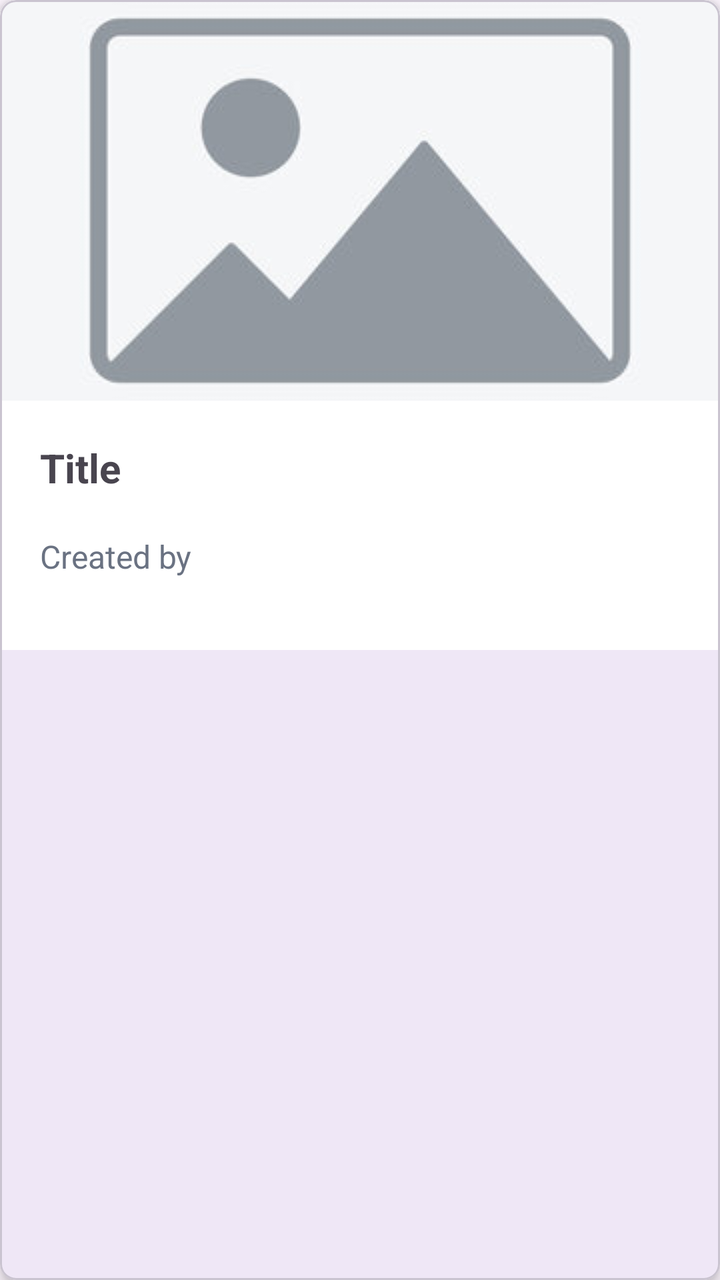
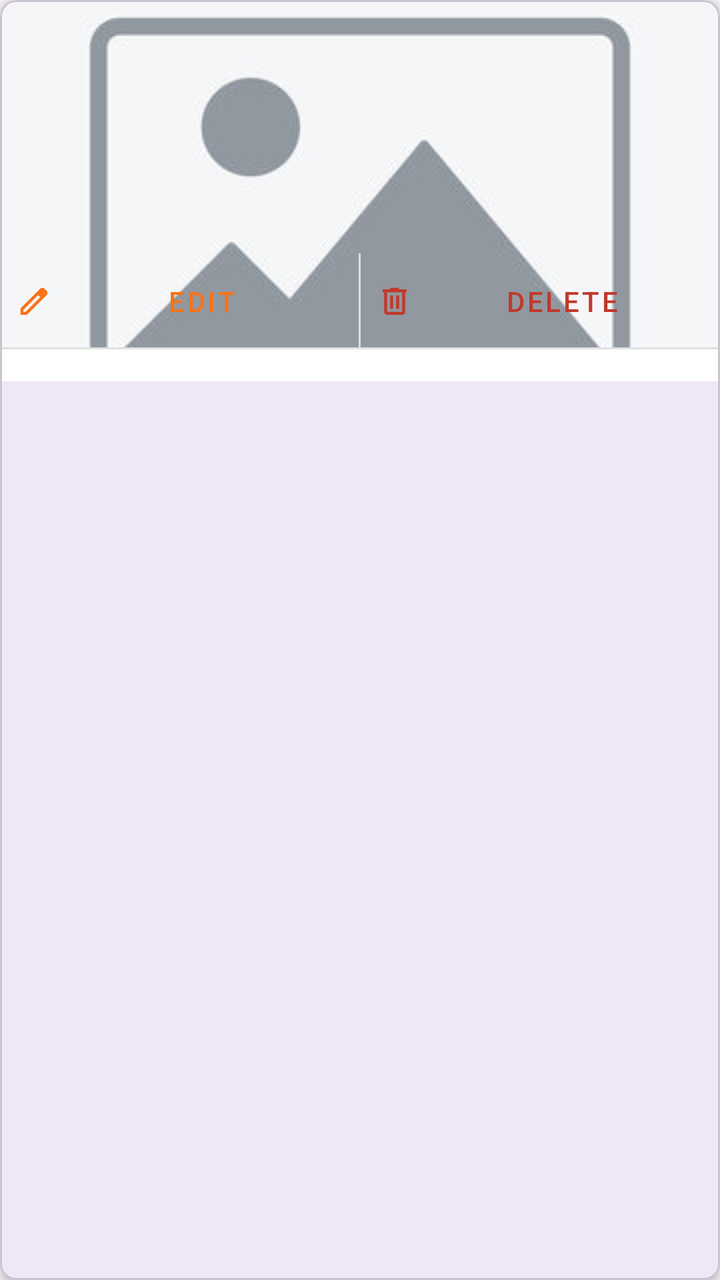

An Android layout rendered at two revisions. The XML below is the earlier revision; the diff shows what the commit changed to produce the second picture.
<!-- AndroidManifest.xml: application theme Theme.Plateful -->
<!-- res/layout/recipe_row_layout.xml -->
<?xml version="1.0" encoding="utf-8"?>
<com.google.android.material.card.MaterialCardView xmlns:android="http://schemas.android.com/apk/res/android"
    xmlns:app="http://schemas.android.com/apk/res-auto"
    android:layout_width="match_parent"
    android:layout_height="wrap_content"
    android:layout_margin="8dp"
    app:cardCornerRadius="8dp"
    app:cardElevation="4dp">

    <androidx.constraintlayout.widget.ConstraintLayout
        android:layout_width="match_parent"
        android:layout_height="wrap_content"
        android:background="@color/white"
        android:paddingBottom="16dp">

        <com.google.android.material.imageview.ShapeableImageView
            android:id="@+id/recipe_image_view"
            android:layout_width="0dp"
            android:layout_height="200dp"
            android:layout_marginBottom="4dp"
            android:contentDescription="@string/title"
            android:scaleType="centerCrop"
            app:layout_constraintBottom_toBottomOf="parent"
            app:layout_constraintEnd_toEndOf="parent"
            app:layout_constraintHorizontal_bias="0.0"
            app:layout_constraintStart_toStartOf="parent"
            app:layout_constraintTop_toTopOf="parent"
            app:layout_constraintVertical_bias="0.003"
            app:srcCompat="@drawable/image_placeholder" />

        <com.google.android.material.textview.MaterialTextView
            android:id="@+id/recipe_title_text_view"
            android:layout_width="0dp"
            android:layout_height="wrap_content"
            android:layout_marginStart="20dp"
            android:layout_marginTop="20dp"
            android:text="@string/title"
            android:textSize="20sp"
            android:textStyle="bold"
            app:layout_constraintStart_toStartOf="parent"
            app:layout_constraintTop_toBottomOf="@+id/recipe_image_view" />

        <com.google.android.material.textview.MaterialTextView
            android:id="@+id/recipe_creator_text_view"
            android:layout_width="wrap_content"
            android:layout_height="wrap_content"
            android:layout_marginTop="20dp"
            android:layout_marginBottom="20dp"
            android:text="@string/created_by"
            android:textSize="16sp"
            android:textColor="@color/lightGray"
            app:layout_constraintBottom_toBottomOf="parent"
            app:layout_constraintStart_toStartOf="@+id/recipe_title_text_view"
            app:layout_constraintTop_toBottomOf="@+id/recipe_title_text_view" />

    </androidx.constraintlayout.widget.ConstraintLayout>

</com.google.android.material.card.MaterialCardView>
<!-- resources referenced by this layout -->
<resources>
  <color name="lightGray">#6a7282</color>
  <color name="white">#FFFFFFFF</color>
  <!-- drawable image_placeholder: jpg bitmap (drawable, 10448 bytes) -->
  <string name="created_by">Created by</string>
  <string name="title">Title</string>
  <style name="Theme.Plateful" parent="Base.Theme.Plateful" />
  <style name="Base.Theme.Plateful" parent="Theme.Material3.DayNight.NoActionBar">
          
          
      </style>
</resources>

<!-- the commit's change to res/layout/recipe_row_layout.xml (unified diff, before → after) -->
@@ -53,6 +53,51 @@
             app:layout_constraintStart_toStartOf="@+id/recipe_title_text_view"
             app:layout_constraintTop_toBottomOf="@+id/recipe_title_text_view" />
 
+        <View
+            android:id="@+id/edit_delete_divider"
+            android:layout_width="match_parent"
+            android:layout_height="1dp"
+            android:background="@color/divider"
+            app:layout_constraintBottom_toTopOf="@+id/buttons_container"
+            app:layout_constraintTop_toBottomOf="@id/recipe_creator_text_view" />
+
+        <LinearLayout
+            android:id="@+id/buttons_container"
+            android:layout_width="match_parent"
+            android:layout_height="48dp"
+            android:orientation="horizontal"
+            app:layout_constraintBottom_toBottomOf="parent"
+            app:layout_constraintEnd_toEndOf="parent"
+            app:layout_constraintStart_toStartOf="parent">
+
+            <com.google.android.material.button.MaterialButton
+                android:id="@+id/recipe_edit_btn"
+                style="@style/Widget.MaterialComponents.Button.TextButton"
+                android:layout_width="0dp"
+                android:layout_height="match_parent"
+                android:layout_weight="1"
+                android:text="@string/edit"
+                android:textColor="@color/orange"
+                app:icon="@drawable/ic_edit"
+                app:iconTint="@color/orange"/>
+
+            <View
+                android:layout_width="1dp"
+                android:layout_height="match_parent"
+                android:background="@color/divider" />
+
+            <com.google.android.material.button.MaterialButton
+                android:id="@+id/recipe_delete_btn"
+                style="@style/Widget.MaterialComponents.Button.TextButton"
+                android:layout_width="0dp"
+                android:layout_height="match_parent"
+                android:layout_weight="1"
+                android:text="@string/delete"
+                android:textColor="@color/red"
+                app:icon="@drawable/ic_delete"
+                app:iconTint="@color/red" />
+        </LinearLayout>
+
     </androidx.constraintlayout.widget.ConstraintLayout>
 
 </com.google.android.material.card.MaterialCardView>
<!-- resource entries referenced after the edit -->
@@ -1,9 +1,36 @@
 <!-- resources referenced by this layout -->
 <resources>
+  <color name="divider">#E0E0E0</color>
   <color name="lightGray">#6a7282</color>
+  <color name="orange">#f97316</color>
+  <color name="red">#C0392B</color>
   <color name="white">#FFFFFFFF</color>
+  <!-- drawable ic_delete (drawable) -->
+  <vector xmlns:android="http://schemas.android.com/apk/res/android"
+      android:width="24dp"
+      android:height="24dp"
+      android:viewportWidth="960"
+      android:viewportHeight="960"
+      android:tint="?attr/colorControlNormal">
+    <path
+        android:fillColor="@android:color/white"
+        android:pathData="M280,840Q247,840 223.5,816.5Q200,793 200,760L200,240L160,240L160,160L360,160L360,120L600,120L600,160L800,160L800,240L760,240L760,760Q760,793 736.5,816.5Q713,840 680,840L280,840ZM680,240L280,240L280,760Q280,760 280,760Q280,760 280,760L680,760Q680,760 680,760Q680,760 680,760L680,240ZM360,680L440,680L440,320L360,320L360,680ZM520,680L600,680L600,320L520,320L520,680ZM280,240L280,240L280,760Q280,760 280,760Q280,760 280,760L280,760Q280,760 280,760Q280,760 280,760L280,240Z"/>
+  </vector>
+  <!-- drawable ic_edit (drawable) -->
+  <vector xmlns:android="http://schemas.android.com/apk/res/android"
+      android:width="24dp"
+      android:height="24dp"
+      android:viewportWidth="960"
+      android:viewportHeight="960"
+      android:tint="?attr/colorControlNormal">
+    <path
+        android:fillColor="@android:color/white"
+        android:pathData="M200,760L257,760L648,369L591,312L200,703L200,760ZM120,840L120,670L648,143Q660,132 674.5,126Q689,120 705,120Q721,120 736,126Q751,132 762,144L817,200Q829,211 834.5,226Q840,241 840,256Q840,272 834.5,286.5Q829,301 817,313L290,840L120,840ZM760,256L760,256L704,200L704,200L760,256ZM619,341L591,312L591,312L648,369L648,369L619,341Z"/>
+  </vector>
   <!-- drawable image_placeholder: jpg bitmap (drawable, 10448 bytes) -->
   <string name="created_by">Created by</string>
+  <string name="delete">Delete</string>
+  <string name="edit">Edit</string>
   <string name="title">Title</string>
   <style name="Theme.Plateful" parent="Base.Theme.Plateful" />
   <style name="Base.Theme.Plateful" parent="Theme.Material3.DayNight.NoActionBar">
